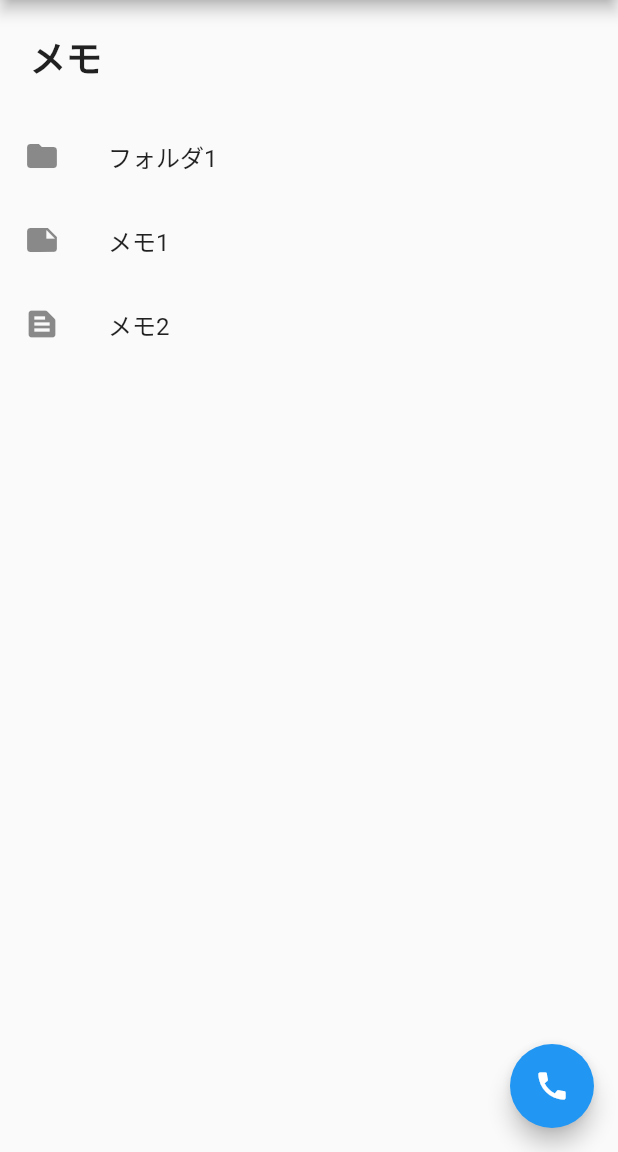
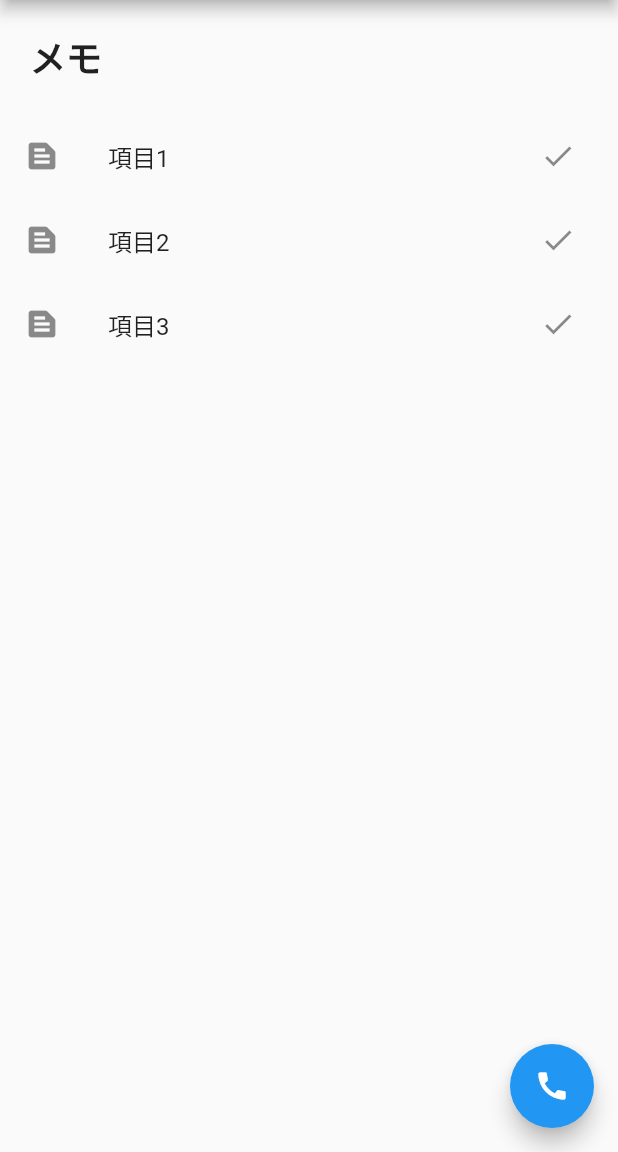
Before and after one commit to dynamonda/dokugaku, a Flutter app: the screen it shows after launch, on a phone screen of 412 x 824 dp, the part 84-1236 px from its top. Run offline on Flutter 3.47's test engine with Material 2 defaults, Android fonts, the phone set to English and light mode, and no system bars; missing offline and left inert: dart:ffi.

Commit message:
アニメーション付きリストを仮実装
動く程度なのでコードがとても雑

```diff
--- a/lib/main.dart
+++ b/lib/main.dart
@@ -28,11 +28,59 @@ class MyHomePage extends StatefulWidget {
   _MyHomePageState createState() => _MyHomePageState();
 }
 
+class AnimatedListItem {
+  String _name;
+  AnimatedListItem(this._name);
+}
+
+class AnimatedListItemWidget extends StatelessWidget {
+  final AnimatedListItem item;
+  final Animation<double> animation;
+  final VoidCallback onClicked;
+
+  // Todo: コンストラクタにconstってなんだ？
+  // Todo: コンストラクタに{}は何となく分かる
+  // Todo: requiredって何？
+  const AnimatedListItemWidget({
+    required this.item,
+    required this.animation,
+    required this.onClicked,
+    Key? key,
+  }) : super(key: key);
+
+  // ここでリストの見た目を作る
+  @override
+  Widget build(BuildContext context) {
+    return SizeTransition(
+      sizeFactor: animation,
+      child:
+        ListTile(
+        leading: Icon(Icons.text_snippet),
+        title: Text(item._name),
+        trailing: IconButton(
+          icon: Icon(Icons.check),
+          onPressed: () {
+            onClicked();
+          },
+        ),
+      ),
+    );
+  }
+}
+
 class _MyHomePageState extends State<MyHomePage> {
   List<ListItem> _listItems = [
     ListItem('フォルダ1', Icons.folder),
     ListItem('メモ1', Icons.note),
     ListItem('メモ2', Icons.text_snippet),
+  ];
+
+  // アニメーションリスト用
+  final key = GlobalKey<AnimatedListState>();
+  var _lists = [
+    AnimatedListItem("項目1"),
+    AnimatedListItem("項目2"),
+    AnimatedListItem("項目3"),
   ];
 
   void _addItemList() {
@@ -48,6 +96,22 @@ class _MyHomePageState extends State<MyHomePage> {
     });
   }
 
+  Widget buildAnimatedListItem(item, int index, Animation<double> animation) {
+    return AnimatedListItemWidget(
+        item: item,
+        animation: animation,
+        onClicked: () {
+          // 元のリストから削除
+          final item = _lists.removeAt(index);
+
+          // アニメーションリストから削除
+          key.currentState!.removeItem(index, (context, animation) {
+            return buildAnimatedListItem(item, index, animation);
+          });
+        }
+        );
+  }
+
   @override
   Widget build(BuildContext context) {
     return Scaffold(
@@ -56,8 +120,12 @@ class _MyHomePageState extends State<MyHomePage> {
         actions: [
           IconButton(
             icon: Icon(Icons.add),
-            onPressed: (){
-              _addItemList();
+            onPressed: () {
+              //_addItemList();
+              var index = _lists.length;
+
+              _lists.insert(index, AnimatedListItem("項目${_lists.length + 1}"));
+              key.currentState!.insertItem(index);
             },
           )
         ],
@@ -90,13 +158,16 @@ class _MyHomePageState extends State<MyHomePage> {
             ),
           ),
           Flexible(
-            child: ListView.builder(
-              itemCount: _listItems.length,
-              itemBuilder: (BuildContext context, int index) {
-                return _listItems[index].build(context, _listItems, index);
+            child: AnimatedList(
+              key: key,
+              initialItemCount: _lists.length,
+              itemBuilder: (context, index, animation) {
+                var item = _lists[index];
+                return buildAnimatedListItem(item, index, animation);
               },
             ),
           ),
+          //),
         ],
       ),
       floatingActionButton: FloatingActionButton(
```
